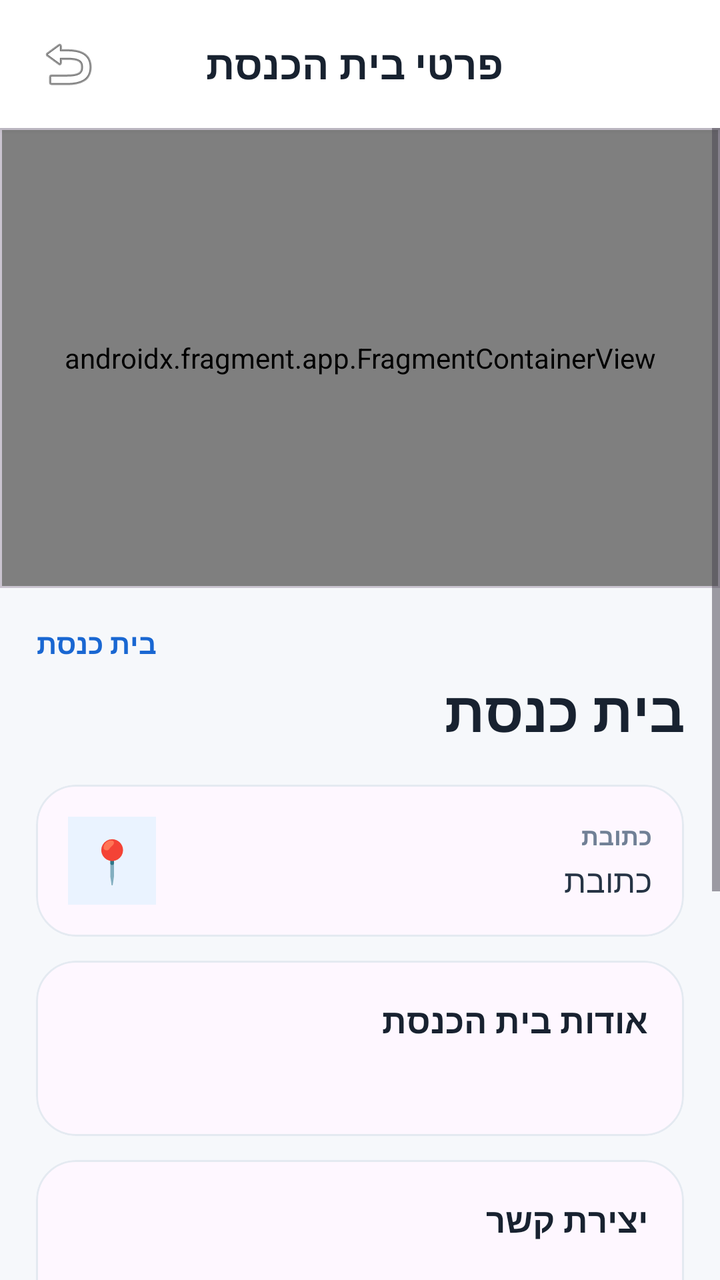
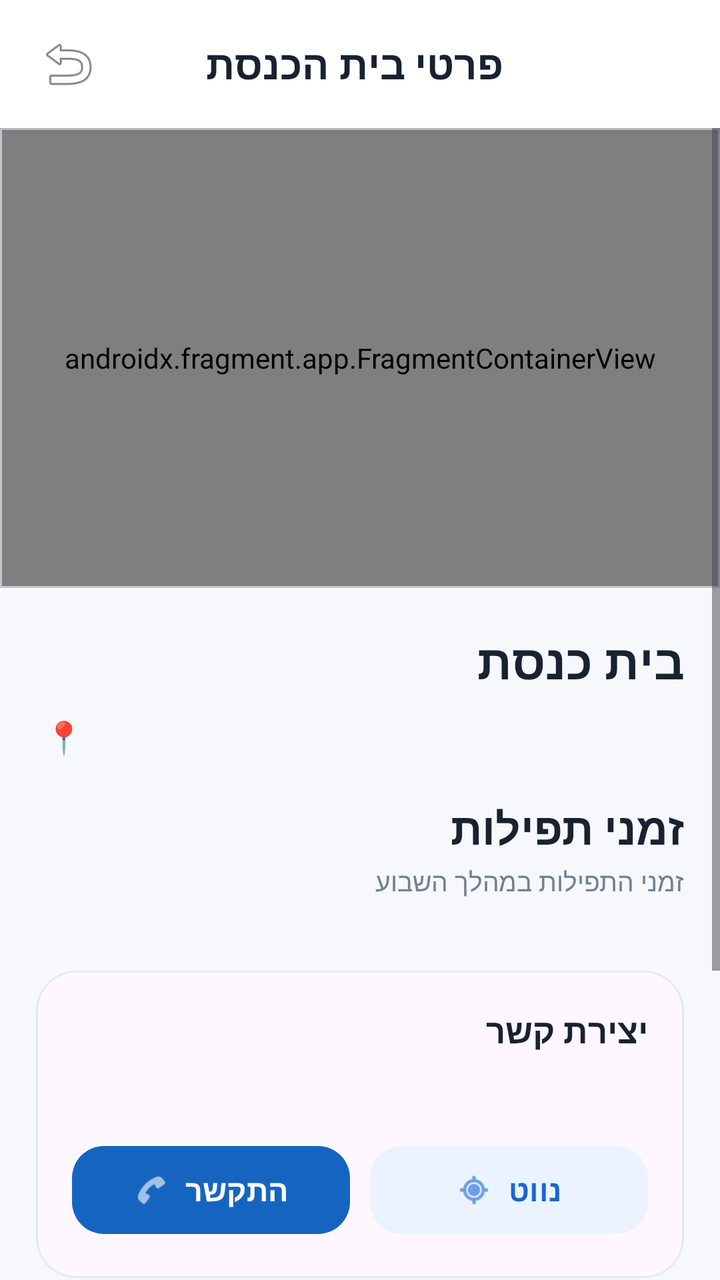

Two renders of the same Android screen: before a commit and after it. Below are the layout's source before the change and the commit's diff.
<!-- AndroidManifest.xml: application theme Theme.DrawerAppSyn -->
<!-- res/layout/fragment_synagogue_details.xml -->
<?xml version="1.0" encoding="utf-8"?>
<LinearLayout
    xmlns:android="http://schemas.android.com/apk/res/android"
    xmlns:app="http://schemas.android.com/apk/res-auto"

    android:layout_width="match_parent"
    android:layout_height="match_parent"

    android:orientation="vertical"
    android:background="#F6F8FB"
    android:layoutDirection="rtl">

    

<LinearLayout
android:layout_width="match_parent"
android:layout_height="64dp"

android:orientation="horizontal"
android:gravity="center_vertical"

android:paddingStart="12dp"
android:paddingEnd="18dp"

android:background="#FFFFFF"
android:elevation="2dp">

<ImageButton
    android:id="@+id/buttonBack"

    android:layout_width="44dp"
    android:layout_height="44dp"

    android:background="?attr/selectableItemBackgroundBorderless"

    android:src="@android:drawable/ic_menu_revert"

    android:contentDescription="חזרה"/>

<TextView
    android:layout_width="0dp"
    android:layout_height="wrap_content"

    android:layout_weight="1"

    android:gravity="center"

    android:text="פרטי בית הכנסת"

    android:textColor="#182230"
    android:textSize="20sp"
    android:textStyle="bold"/>

<View
    android:layout_width="44dp"
    android:layout_height="44dp"/>

</LinearLayout>

<ScrollView
android:layout_width="match_parent"
android:layout_height="0dp"
android:layout_weight="1"

android:fillViewport="true">

<LinearLayout
    android:layout_width="match_parent"
    android:layout_height="wrap_content"

    android:orientation="vertical"

    android:paddingBottom="28dp">

    

    <com.google.android.material.card.MaterialCardView
        android:layout_width="match_parent"
        android:layout_height="230dp"

        android:layout_marginBottom="18dp"

        app:cardCornerRadius="0dp"
        app:cardElevation="0dp">

        <androidx.fragment.app.FragmentContainerView
            android:id="@+id/detailMap"

            android:name="com.google.android.gms.maps.SupportMapFragment"

            android:layout_width="match_parent"
            android:layout_height="match_parent"/>

    </com.google.android.material.card.MaterialCardView>

    

    <LinearLayout
        android:layout_width="match_parent"
        android:layout_height="wrap_content"

        android:orientation="vertical"

        android:paddingStart="18dp"
        android:paddingEnd="18dp">

        <TextView
            android:layout_width="wrap_content"
            android:layout_height="wrap_content"

            android:text="בית כנסת"

            android:textColor="#1967D2"
            android:textSize="14sp"
            android:textStyle="bold"/>

        <TextView
            android:id="@+id/textDetailName"

            android:layout_width="match_parent"
            android:layout_height="wrap_content"

            android:layout_marginTop="5dp"

            android:text="בית כנסת"

            android:textColor="#182230"
            android:textSize="28sp"
            android:textStyle="bold"

            android:maxLines="3"/>

        

        <com.google.android.material.card.MaterialCardView
            android:layout_width="match_parent"
            android:layout_height="wrap_content"

            android:layout_marginTop="18dp"
            android:layout_marginBottom="12dp"

            app:cardCornerRadius="20dp"
            app:cardElevation="0dp"

            app:strokeColor="#E4EAF1"
            app:strokeWidth="1dp">

            <LinearLayout
                android:layout_width="match_parent"
                android:layout_height="wrap_content"

                android:orientation="horizontal"

                android:gravity="center_vertical"

                android:padding="16dp">

                <TextView
                    android:layout_width="44dp"
                    android:layout_height="44dp"

                    android:gravity="center"

                    android:text="📍"
                    android:textSize="21sp"

                    android:background="#EAF3FF"/>

                <LinearLayout
                    android:layout_width="0dp"
                    android:layout_height="wrap_content"

                    android:layout_weight="1"

                    android:orientation="vertical"

                    android:paddingStart="14dp">

                    <TextView
                        android:layout_width="match_parent"
                        android:layout_height="wrap_content"

                        android:text="כתובת"

                        android:textColor="#718096"
                        android:textSize="12sp"
                        android:textStyle="bold"/>

                    <TextView
                        android:id="@+id/textDetailAddress"

                        android:layout_width="match_parent"
                        android:layout_height="wrap_content"

                        android:layout_marginTop="3dp"

                        android:text="כתובת"

                        android:textColor="#263445"
                        android:textSize="16sp"/>

                </LinearLayout>

            </LinearLayout>

        </com.google.android.material.card.MaterialCardView>

        

        <com.google.android.material.card.MaterialCardView
            android:layout_width="match_parent"
            android:layout_height="wrap_content"

            android:layout_marginBottom="12dp"

            app:cardCornerRadius="20dp"
            app:cardElevation="0dp"

            app:strokeColor="#E4EAF1"
            app:strokeWidth="1dp">

            <LinearLayout
                android:layout_width="match_parent"
                android:layout_height="wrap_content"

                android:orientation="vertical"

                android:padding="18dp">

                <TextView
                    android:layout_width="match_parent"
                    android:layout_height="wrap_content"

                    android:text="אודות בית הכנסת"

                    android:textColor="#182230"
                    android:textSize="17sp"
                    android:textStyle="bold"/>

                <TextView
                    android:id="@+id/textDetailDescription"

                    android:layout_width="match_parent"
                    android:layout_height="wrap_content"

                    android:layout_marginTop="8dp"

                    android:textColor="#566575"
                    android:textSize="15sp"

                    android:lineSpacingExtra="3dp"/>

            </LinearLayout>

        </com.google.android.material.card.MaterialCardView>

        

        <com.google.android.material.card.MaterialCardView
            android:layout_width="match_parent"
            android:layout_height="wrap_content"

            android:layout_marginBottom="22dp"

            app:cardCornerRadius="20dp"
            app:cardElevation="0dp"

            app:strokeColor="#E4EAF1"
            app:strokeWidth="1dp">

            <LinearLayout
                android:layout_width="match_parent"
                android:layout_height="wrap_content"

                android:orientation="vertical"

                android:padding="18dp">

                <TextView
                    android:layout_width="match_parent"
                    android:layout_height="wrap_content"

                    android:text="יצירת קשר"

                    android:textColor="#182230"
                    android:textSize="17sp"
                    android:textStyle="bold"/>

                <TextView
                    android:id="@+id/textDetailPhone"

                    android:layout_width="match_parent"
                    android:layout_height="wrap_content"

                    android:layout_marginTop="8dp"

                    android:textColor="#566575"
                    android:textSize="15sp"/>

                <LinearLayout
                    android:layout_width="match_parent"
                    android:layout_height="wrap_content"

                    android:layout_marginTop="14dp"

                    android:orientation="horizontal">

                    <com.google.android.material.button.MaterialButton
                        android:id="@+id/buttonCall"

                        android:layout_width="0dp"
                        android:layout_height="52dp"

                        android:layout_weight="1"

                        android:text="התקשר"

                        android:textSize="15sp"
                        android:textStyle="bold"

                        app:cornerRadius="16dp"
                        app:icon="@android:drawable/ic_menu_call"
                        app:iconGravity="textStart"/>

                    <Space
                        android:layout_width="10dp"
                        android:layout_height="1dp"/>

                    <com.google.android.material.button.MaterialButton
                        android:id="@+id/buttonNavigate"

                        android:layout_width="0dp"
                        android:layout_height="52dp"

                        android:layout_weight="1"

                        android:text="נווט"

                        android:textSize="15sp"
                        android:textStyle="bold"

                        app:cornerRadius="16dp"
                        app:icon="@android:drawable/ic_menu_mylocation"
                        app:iconGravity="textStart"
                        app:backgroundTint="#EAF3FF"
                        app:iconTint="#1967D2"
                        android:textColor="#1967D2"/>

                </LinearLayout>

            </LinearLayout>

        </com.google.android.material.card.MaterialCardView>

        

        <TextView
            android:layout_width="match_parent"
            android:layout_height="wrap_content"

            android:text="זמני תפילות"

            android:textColor="#182230"
            android:textSize="22sp"
            android:textStyle="bold"/>

        <TextView
            android:layout_width="match_parent"
            android:layout_height="wrap_content"

            android:layout_marginTop="3dp"
            android:layout_marginBottom="12dp"

            android:text="כל זמני התפילות לפי ימי השבוע"

            android:textColor="#718096"
            android:textSize="13sp"/>

        <LinearLayout
            android:id="@+id/prayersContainer"

            android:layout_width="match_parent"
            android:layout_height="wrap_content"

            android:orientation="vertical"

            android:layout_marginBottom="24dp"/>

        

        <TextView
            android:layout_width="match_parent"
            android:layout_height="wrap_content"

            android:text="מה יש בבית הכנסת?"

            android:textColor="#182230"
            android:textSize="22sp"
            android:textStyle="bold"/>

        <TextView
            android:layout_width="match_parent"
            android:layout_height="wrap_content"

            android:layout_marginTop="3dp"
            android:layout_marginBottom="12dp"

            android:text="שירותים ומאפיינים"

            android:textColor="#718096"
            android:textSize="13sp"/>

        <LinearLayout
            android:id="@+id/featuresContainer"

            android:layout_width="match_parent"
            android:layout_height="wrap_content"

            android:orientation="vertical"/>

    </LinearLayout>

</LinearLayout>

</ScrollView>

    </LinearLayout>
<!-- resources referenced by this layout -->
<resources>
  <style name="Theme.DrawerAppSyn" parent="Base.Theme.DrawerAppSyn" />
  <style name="Base.Theme.DrawerAppSyn" parent="Theme.Material3.DayNight.NoActionBar">
  
          
          <item name="colorPrimary">@color/primary</item>
          <item name="colorOnPrimary">@color/white</item>
  
          
          <item name="colorPrimaryContainer">@color/primary_light</item>
          <item name="colorOnPrimaryContainer">@color/primary_dark</item>
  
          
          <item name="colorSecondary">@color/primary</item>
          <item name="colorOnSecondary">@color/white</item>
  
          
          <item name="android:colorBackground">@color/screen_background</item>
      </style>
  <color name="primary">#1565C0</color>
  <color name="white">#FFFFFFFF</color>
  <color name="primary_light">#E3F2FD</color>
  <color name="primary_dark">#0D47A1</color>
  <color name="screen_background">#F6F7F9</color>
</resources>

<!-- the commit's change to res/layout/fragment_synagogue_details.xml (unified diff, before → after) -->
@@ -98,161 +98,100 @@
     <LinearLayout
         android:layout_width="match_parent"
         android:layout_height="wrap_content"
-
         android:orientation="vertical"
-
         android:paddingStart="18dp"
         android:paddingEnd="18dp">
 
-        <TextView
-            android:layout_width="wrap_content"
-            android:layout_height="wrap_content"
+        
+
+        <TextView
+            android:id="@+id/textDetailName"
+            android:layout_width="match_parent"
+            android:layout_height="wrap_content"
+
+            android:layout_marginTop="2dp"
+            android:layout_marginBottom="8dp"
 
             android:text="בית כנסת"
-
-            android:textColor="#1967D2"
-            android:textSize="14sp"
+            android:textColor="#182230"
+            android:textSize="24sp"
+            android:textStyle="bold"
+
+            android:maxLines="2"
+            android:ellipsize="end"/>
+
+        
+
+        <LinearLayout
+            android:layout_width="match_parent"
+            android:layout_height="wrap_content"
+            android:layout_marginBottom="16dp"
+            android:gravity="center_vertical"
+            android:orientation="horizontal">
+
+            <TextView
+                android:layout_width="28dp"
+                android:layout_height="28dp"
+                android:gravity="center"
+                android:text="📍"
+                android:textSize="16sp"/>
+
+            <TextView
+                android:id="@+id/textDetailAddress"
+
+                android:layout_width="0dp"
+                android:layout_height="wrap_content"
+
+                android:layout_weight="1"
+
+                android:layout_marginStart="10dp"
+
+                android:textColor="#4B5968"
+                android:textSize="15sp"
+
+                android:maxLines="2"
+                android:ellipsize="end"/>
+
+        </LinearLayout>
+
+        
+
+        <TextView
+            android:layout_width="match_parent"
+            android:layout_height="wrap_content"
+
+            android:text="זמני תפילות"
+
+            android:textColor="#182230"
+            android:textSize="22sp"
             android:textStyle="bold"/>
 
         <TextView
-            android:id="@+id/textDetailName"
-
-            android:layout_width="match_parent"
-            android:layout_height="wrap_content"
-
-            android:layout_marginTop="5dp"
-
-            android:text="בית כנסת"
-
-            android:textColor="#182230"
-            android:textSize="28sp"
-            android:textStyle="bold"
-
-            android:maxLines="3"/>
-
-        
-
-        <com.google.android.material.card.MaterialCardView
-            android:layout_width="match_parent"
-            android:layout_height="wrap_content"
-
-            android:layout_marginTop="18dp"
+            android:layout_width="match_parent"
+            android:layout_height="wrap_content"
+
+            android:layout_marginTop="3dp"
             android:layout_marginBottom="12dp"
 
-            app:cardCornerRadius="20dp"
-            app:cardElevation="0dp"
-
-            app:strokeColor="#E4EAF1"
-            app:strokeWidth="1dp">
-
-            <LinearLayout
-                android:layout_width="match_parent"
-                android:layout_height="wrap_content"
-
-                android:orientation="horizontal"
-
-                android:gravity="center_vertical"
-
-                android:padding="16dp">
-
-                <TextView
-                    android:layout_width="44dp"
-                    android:layout_height="44dp"
-
-                    android:gravity="center"
-
-                    android:text="📍"
-                    android:textSize="21sp"
-
-                    android:background="#EAF3FF"/>
-
-                <LinearLayout
-                    android:layout_width="0dp"
-                    android:layout_height="wrap_content"
-
-                    android:layout_weight="1"
-
-                    android:orientation="vertical"
-
-                    android:paddingStart="14dp">
-
-                    <TextView
-                        android:layout_width="match_parent"
-                        android:layout_height="wrap_content"
-
-                        android:text="כתובת"
-
-                        android:textColor="#718096"
-                        android:textSize="12sp"
-                        android:textStyle="bold"/>
-
-                    <TextView
-                        android:id="@+id/textDetailAddress"
-
-                        android:layout_width="match_parent"
-                        android:layout_height="wrap_content"
-
-                        android:layout_marginTop="3dp"
-
-                        android:text="כתובת"
-
-                        android:textColor="#263445"
-                        android:textSize="16sp"/>
-
-                </LinearLayout>
-
-            </LinearLayout>
-
-        </com.google.android.material.card.MaterialCardView>
-
-        
-
-        <com.google.android.material.card.MaterialCardView
-            android:layout_width="match_parent"
-            android:layout_height="wrap_content"
-
-            android:layout_marginBottom="12dp"
-
-            app:cardCornerRadius="20dp"
-            app:cardElevation="0dp"
-
-            app:strokeColor="#E4EAF1"
-            app:strokeWidth="1dp">
-
-            <LinearLayout
-                android:layout_width="match_parent"
-                android:layout_height="wrap_content"
-
-                android:orientation="vertical"
-
-                android:padding="18dp">
-
-                <TextView
-                    android:layout_width="match_parent"
-                    android:layout_height="wrap_content"
-
-                    android:text="אודות בית הכנסת"
-
-                    android:textColor="#182230"
-                    android:textSize="17sp"
-                    android:textStyle="bold"/>
-
-                <TextView
-                    android:id="@+id/textDetailDescription"
-
-                    android:layout_width="match_parent"
-                    android:layout_height="wrap_content"
-
-                    android:layout_marginTop="8dp"
-
-                    android:textColor="#566575"
-                    android:textSize="15sp"
-
-                    android:lineSpacingExtra="3dp"/>
-
-            </LinearLayout>
-
-        </com.google.android.material.card.MaterialCardView>
+            android:text="זמני התפילות במהלך השבוע"
+
+            android:textColor="#718096"
+            android:textSize="13sp"/>
+
+
+
+
+        <LinearLayout
+            android:id="@+id/prayersContainer"
+
+            android:layout_width="match_parent"
+            android:layout_height="wrap_content"
+
+            android:orientation="vertical"
+
+            android:layout_marginBottom="24dp"/>
+
+
 
         
 
@@ -352,13 +291,67 @@
 
         </com.google.android.material.card.MaterialCardView>
 
-        
-
-        <TextView
-            android:layout_width="match_parent"
-            android:layout_height="wrap_content"
-
-            android:text="זמני תפילות"
+
+        
+
+        <com.google.android.material.card.MaterialCardView
+            android:layout_width="match_parent"
+            android:layout_height="wrap_content"
+
+            android:layout_marginBottom="12dp"
+
+            app:cardCornerRadius="20dp"
+            app:cardElevation="0dp"
+
+            app:strokeColor="#E4EAF1"
+            app:strokeWidth="1dp">
+
+            <LinearLayout
+                android:layout_width="match_parent"
+                android:layout_height="wrap_content"
+
+                android:orientation="vertical"
+
+                android:padding="18dp">
+
+                <TextView
+                    android:layout_width="match_parent"
+                    android:layout_height="wrap_content"
+
+                    android:text="אודות בית הכנסת"
+
+                    android:textColor="#182230"
+                    android:textSize="17sp"
+                    android:textStyle="bold"/>
+
+                <TextView
+                    android:id="@+id/textDetailDescription"
+
+                    android:layout_width="match_parent"
+                    android:layout_height="wrap_content"
+
+                    android:layout_marginTop="8dp"
+
+                    android:textColor="#566575"
+                    android:textSize="15sp"
+
+                    android:lineSpacingExtra="3dp"/>
+
+            </LinearLayout>
+
+        </com.google.android.material.card.MaterialCardView>
+
+
+
+
+
+        
+
+        <TextView
+            android:layout_width="match_parent"
+            android:layout_height="wrap_content"
+
+            android:text="מה יש בבית הכנסת?"
 
             android:textColor="#182230"
             android:textSize="22sp"
@@ -371,46 +364,12 @@
             android:layout_marginTop="3dp"
             android:layout_marginBottom="12dp"
 
-            android:text="כל זמני התפילות לפי ימי השבוע"
+            android:text="שירותים ומאפיינים"
 
             android:textColor="#718096"
             android:textSize="13sp"/>
 
         <LinearLayout
-            android:id="@+id/prayersContainer"
-
-            android:layout_width="match_parent"
-            android:layout_height="wrap_content"
-
-            android:orientation="vertical"
-
-            android:layout_marginBottom="24dp"/>
-
-        
-
-        <TextView
-            android:layout_width="match_parent"
-            android:layout_height="wrap_content"
-
-            android:text="מה יש בבית הכנסת?"
-
-            android:textColor="#182230"
-            android:textSize="22sp"
-            android:textStyle="bold"/>
-
-        <TextView
-            android:layout_width="match_parent"
-            android:layout_height="wrap_content"
-
-            android:layout_marginTop="3dp"
-            android:layout_marginBottom="12dp"
-
-            android:text="שירותים ומאפיינים"
-
-            android:textColor="#718096"
-            android:textSize="13sp"/>
-
-        <LinearLayout
             android:id="@+id/featuresContainer"
 
             android:layout_width="match_parent"
